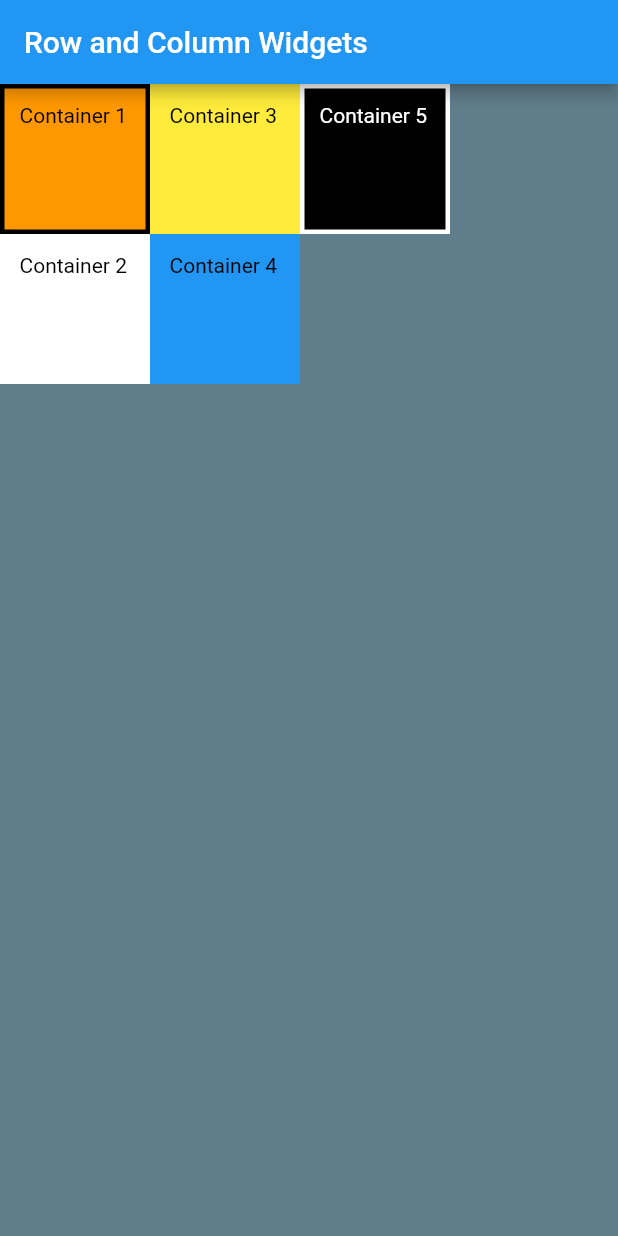
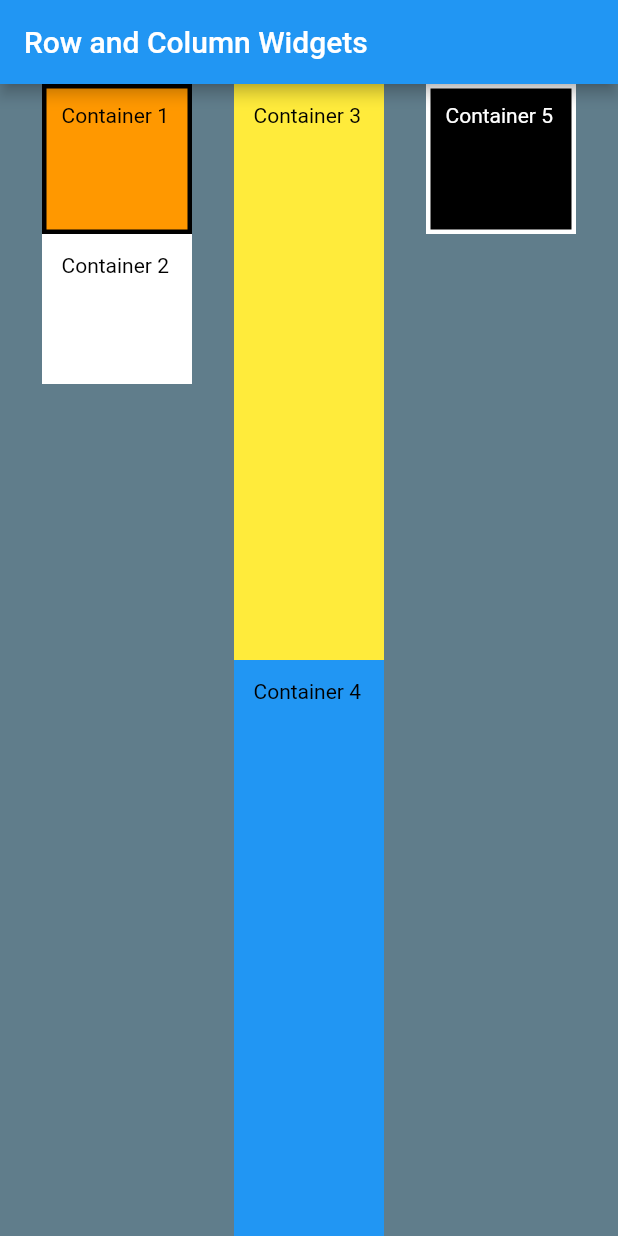
Before and after one commit to banishangural/FlutterApp01_BanishBanish, a Flutter app: the screen it shows after launch, on a phone screen of 412 x 824 dp. Run offline on Flutter 3.47's test engine with Material 2 defaults, Android fonts, the phone set to English and light mode, and no system bars.

Commit message:
Wrapped the container around expanded

```diff
--- a/flutterapp_01/lib/main.dart
+++ b/flutterapp_01/lib/main.dart
@@ -17,6 +17,8 @@ class MyApp extends StatelessWidget {
             backgroundColor: Colors.blue,
           ),
           body: Row(
+            mainAxisSize: MainAxisSize.max,
+            mainAxisAlignment: MainAxisAlignment.spaceEvenly,
             children: <Widget>[
               Column(
                 children: <Widget>[
@@ -28,10 +30,14 @@ class MyApp extends StatelessWidget {
               ),
               Column(
                 children: <Widget>[
-                  ContainerWidget(Colors.yellow, Colors.yellow, 'Container 3',
-                      Colors.black, 14),
-                  ContainerWidget(
-                      Colors.blue, Colors.blue, 'Container 4', Colors.black, 14)
+                  Expanded(
+                    child: ContainerWidget(Colors.yellow, Colors.yellow,
+                        'Container 3', Colors.black, 14),
+                  ),
+                  Expanded(
+                    child: ContainerWidget(Colors.blue, Colors.blue,
+                        'Container 4', Colors.black, 14),
+                  ),
                 ],
               ),
               Column(
```
